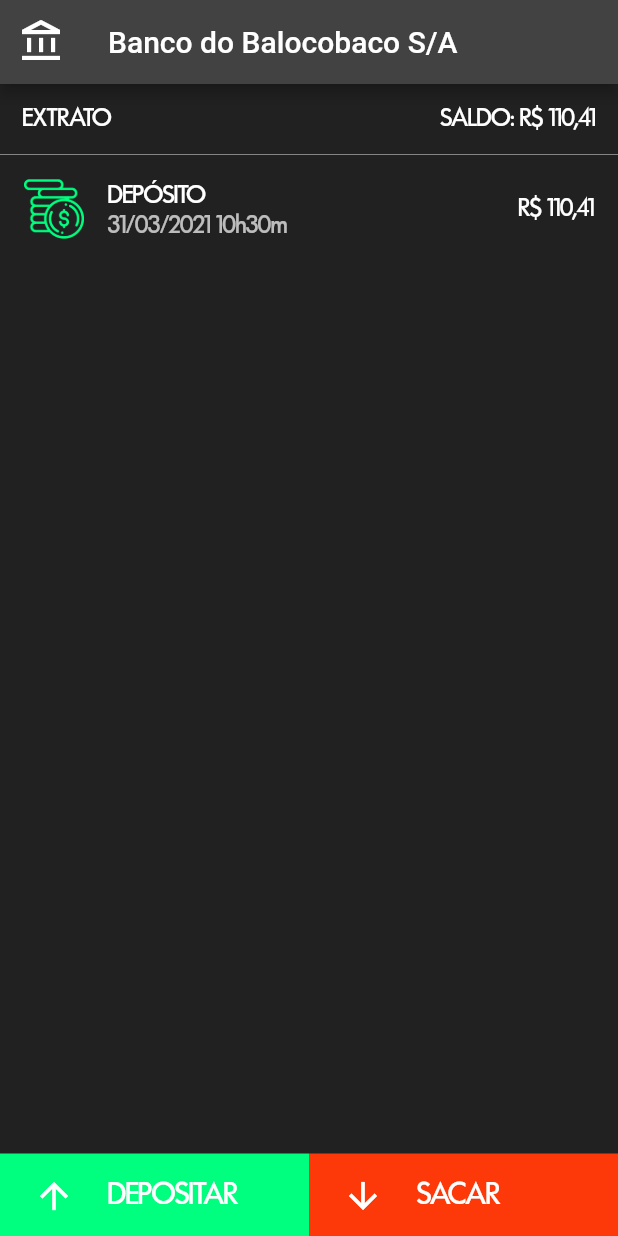
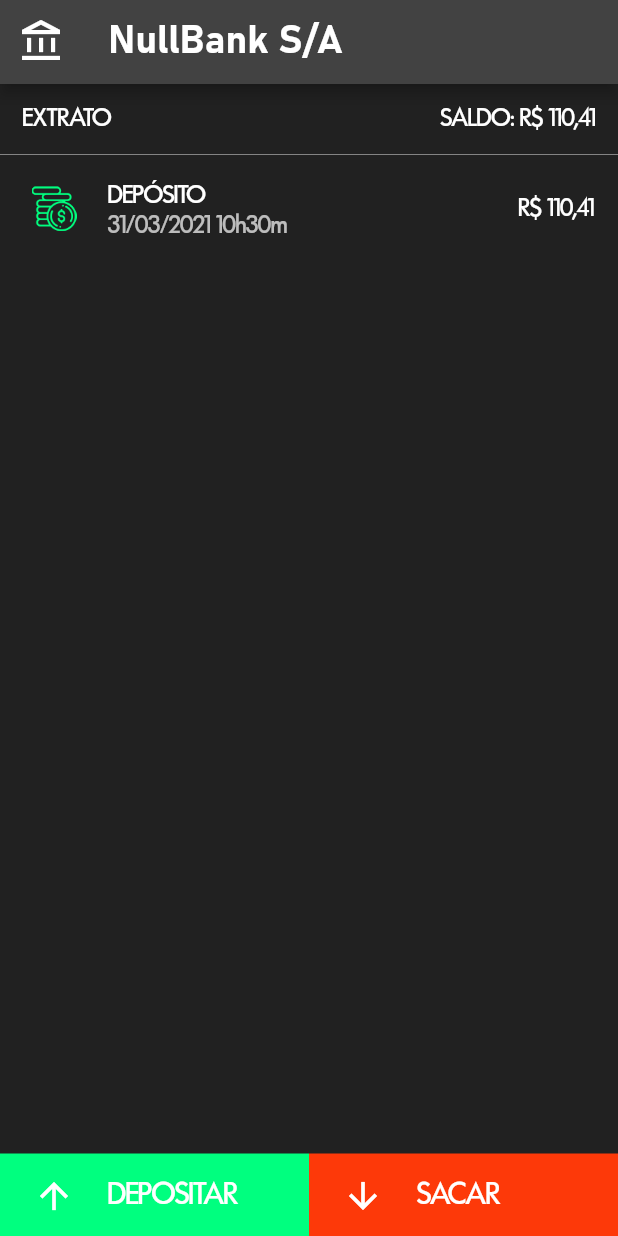
Before and after one commit to NKS1608/bank-app-flutter, a Flutter app: the screen it shows after launch, after a tap on "DEPOSITAR", on a phone screen of 412 x 824 dp. Run offline on Flutter 3.47's test engine with Material 2 defaults, Android fonts, the phone set to English and light mode, and no system bars.

Commit message:
Concluido com sucesso.

```diff
--- a/lib/main.dart
+++ b/lib/main.dart
@@ -21,7 +21,14 @@ class _BankAccountState extends State<BankAccount> {
       debugShowCheckedModeBanner: false,
       home: Scaffold(
         appBar: AppBar(
-          title: Text('Banco do Balocobaco S/A'),
+          title: Text(
+            'NullBank S/A',
+            style: TextStyle(
+              fontFamily: 'Bahnschrift',
+              fontSize: 26,
+              fontWeight: FontWeight.bold,
+            ),
+          ),
           leading: Icon(
             Icons.account_balance_outlined,
             size: 32,
--- a/lib/screens/main_screen.dart
+++ b/lib/screens/main_screen.dart
@@ -1,6 +1,7 @@
 import 'dart:math';
 
 import 'package:bankapp/models/transactions.dart';
+import 'package:bankapp/widgets/bank_text.dart';
 import 'package:flutter/material.dart';
 import '../models/transactions.dart';
 
@@ -22,26 +23,11 @@ class _MainScreenState extends State<MainScreen> {
           Padding(
             padding: EdgeInsets.all(15),
             child: Row(
+              mainAxisAlignment: MainAxisAlignment.spaceBetween,
               children: [
-                Expanded(
-                  child: Text(
-                    'EXTRATO',
-                    textAlign: TextAlign.left,
-                    style: TextStyle(
-                      fontSize: 18,
-                      fontFamily: 'Futura',
-                    ),
-                  ),
-                ),
-                Expanded(
-                  child: Text(
-                    'SALDO: R\$ ${ammount.toStringAsFixed(2).replaceAll('.', ',')}',
-                    textAlign: TextAlign.right,
-                    style: TextStyle(
-                      fontSize: 18,
-                      fontFamily: 'Futura',
-                    ),
-                  ),
+                BankText('EXTRATO'),
+                BankText(
+                  'SALDO: R\$ ${ammount.toStringAsFixed(2).replaceAll('.', ',')}',
                 ),
               ],
             ),
@@ -62,39 +48,31 @@ class _MainScreenState extends State<MainScreen> {
                     "h${transactions[index].date.minute.toString()}m";
 
                 return ListTile(
-                  leading: CircleAvatar(
-                    child: Image.asset('${transactions[index].icon}'),
-                    backgroundColor: Colors.transparent,
-                  ),
-                  title: Text(
-                    transactions[index].title,
-                    style: TextStyle(
-                      fontSize: 18,
-                      fontFamily: 'Futura',
-                    ),
-                  ),
-                  subtitle: Text(
-                    dateSlug,
-                    style: TextStyle(
-                      fontSize: 18,
-                      fontFamily: 'Futura',
-                    ),
-                  ),
+                  leading: (transactions[index].value > 0)
+                      ? CircleAvatar(
+                          child: Container(
+                            child: Image.asset('${transactions[index].icon}'),
+                            width: 30,
+                          ),
+                          backgroundColor: Colors.transparent,
+                        )
+                      : CircleAvatar(
+                          child: Icon(
+                            Icons.cancel_outlined,
+                            color: Colors.red.shade900,
+                            size: 40,
+                          ),
+                          backgroundColor: Colors.transparent,
+                        ),
+                  title: (transactions[index].value > 0)
+                      ? BankText(transactions[index].title)
+                      : BankText('OPERAÇÃO NEGADA'),
+                  subtitle: BankText(dateSlug),
                   trailing: (transactions[index].value > 0)
-                      ? Text(
+                      ? BankText(
                           'R\$ ${transactions[index].value.toStringAsFixed(2).replaceAll('.', ',')}',
-                          style: TextStyle(
-                            fontSize: 18,
-                            fontFamily: 'Futura',
-                          ),
                         )
-                      : Text(
-                          'Saldo Insuficiente',
-                          style: TextStyle(
-                            fontSize: 18,
-                            fontFamily: 'Futura',
-                          ),
-                        ),
+                      : BankText('SALDO INSUFICIENTE'),
                 );
               },
             ),
@@ -126,13 +104,9 @@ class _MainScreenState extends State<MainScreen> {
                             color: Colors.white, size: 28),
                         backgroundColor: Colors.transparent,
                       ),
-                      title: Text(
+                      title: BankText(
                         'DEPOSITAR',
-                        textAlign: TextAlign.start,
-                        style: TextStyle(
-                          fontSize: 22,
-                          fontFamily: 'Futura',
-                        ),
+                        size: 22,
                       ),
                     ),
                   ),
@@ -173,13 +147,9 @@ class _MainScreenState extends State<MainScreen> {
                         ),
                         backgroundColor: Colors.transparent,
                       ),
-                      title: Text(
+                      title: BankText(
                         'SACAR',
-                        textAlign: TextAlign.start,
-                        style: TextStyle(
-                          fontSize: 22,
-                          fontFamily: 'Futura',
-                        ),
+                        size: 22,
                       ),
                     ),
                   ),
--- /dev/null
+++ b/lib/widgets/bank_text.dart
@@ -0,0 +1,19 @@
+import 'package:flutter/material.dart';
+
+class BankText extends StatelessWidget {
+  final String text;
+  final double size;
+
+  BankText(this.text, {this.size = 18});
+
+  @override
+  Widget build(BuildContext context) {
+    return Text(
+      text,
+      style: TextStyle(
+        fontSize: size,
+        fontFamily: 'Futura',
+      ),
+    );
+  }
+}
--- a/pubspec.yaml
+++ b/pubspec.yaml
@@ -65,6 +65,9 @@ flutter:
     - family: Futura
       fonts:
         - asset: assets/fonts/futura-medium.ttf
+    - family: Bahnschrift
+      fonts:
+        - asset: assets/fonts/bahnschrift.ttf
   #      - asset: fonts/Schyler-Italic.ttf
   #        style: italic
   #   - family: Trajan Pro
```
Also changed, not shown: assets/fonts/bahnschrift.ttf (added), lib/widgets/text_bank.dart (deleted).
